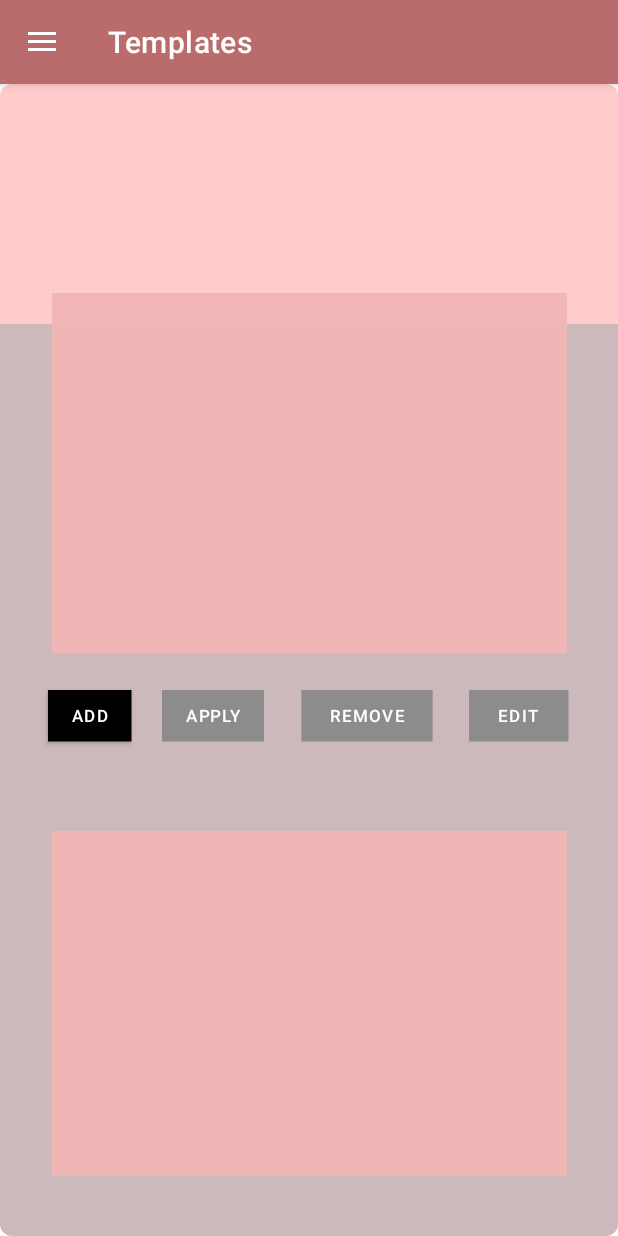
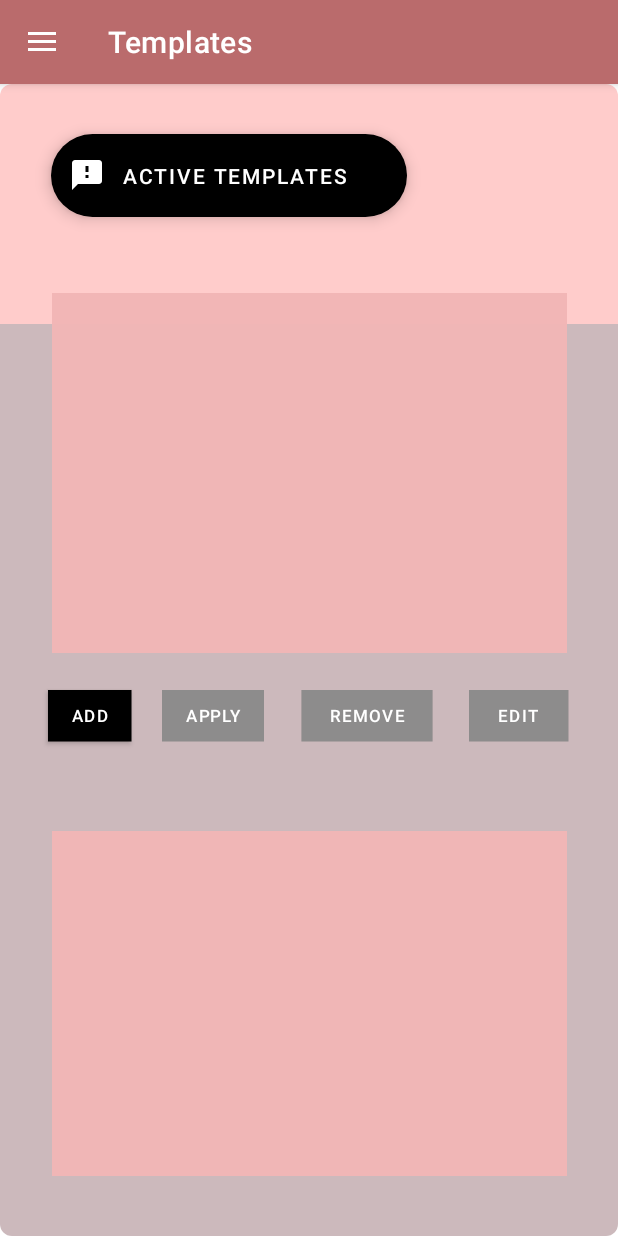
Before and after one commit to xvepkj/scheduler-android, an Android app: the screen it shows after launch (MainActivity), in the side drawer, after a tap on "TEMPLATES", on a phone screen of 412 x 824 dp. Run offline under Robolectric (Android 15) with nearby library versions, the light colour scheme and no system bars; our stand-ins replace navigation-ui; libraries missing offline, so code that uses them is left out: io.paperdb; 10 statements that could not run were skipped.

Commit message:
Minor UI changes

```diff
--- a/app/src/main/java/com/example/scheduler/ui/templates/main/TemplateFragment.kt
+++ b/app/src/main/java/com/example/scheduler/ui/templates/main/TemplateFragment.kt
@@ -7,9 +7,11 @@ import android.view.View
 import android.view.ViewGroup
 import android.widget.EditText
 import android.widget.TextView
+import android.widget.Toast
 import androidx.fragment.app.Fragment
 import androidx.lifecycle.ViewModelProvider
 import androidx.navigation.findNavController
+import androidx.navigation.fragment.findNavController
 import com.example.scheduler.MainActivity
 import com.example.scheduler.R
 import com.example.scheduler.databinding.TemplateFragmentBinding
@@ -50,6 +52,10 @@ class TemplateFragment : Fragment() {
     binding.templateApplyButton.isEnabled = false
     binding.templateEditButton.isEnabled = false
     binding.templateRemoveButton.isEnabled = false
+
+    binding.activeTemplates.setOnClickListener{
+      findNavController().navigate(R.id.action_templateFragment_to_templatePoolFragment)
+    }
     binding.templateAddButton.setOnClickListener {
       TemplateEdit=false
       templateAddViewModel.clear()
@@ -71,6 +77,8 @@ class TemplateFragment : Fragment() {
           currentlyapplied = true
       if(!currentlyapplied)
         templateViewModel.removeTemplate(applyViewModel.template)
+      else
+        Toast.makeText(context,"This template is currently applied",Toast.LENGTH_SHORT).show()
       showTemplateList(viewModel.getTemplateNames())
     }
     showTemplateList(viewModel.getTemplateNames())
--- /dev/null
+++ b/app/src/main/res/drawable/ic_baseline_feedback_24.xml
@@ -0,0 +1,10 @@
+<vector xmlns:android="http://schemas.android.com/apk/res/android"
+    android:width="24dp"
+    android:height="24dp"
+    android:viewportWidth="24"
+    android:viewportHeight="24"
+    android:tint="?attr/colorControlNormal">
+  <path
+      android:fillColor="@android:color/white"
+      android:pathData="M20,2L4,2c-1.1,0 -1.99,0.9 -1.99,2L2,22l4,-4h14c1.1,0 2,-0.9 2,-2L22,4c0,-1.1 -0.9,-2 -2,-2zM13,14h-2v-2h2v2zM13,10h-2L11,6h2v4z"/>
+</vector>
--- a/app/src/main/res/layout/event.xml
+++ b/app/src/main/res/layout/event.xml
@@ -98,6 +98,7 @@
         android:layout_marginTop="11dp"
         android:layout_marginEnd="30dp"
         android:layout_marginBottom="11dp"
+        android:textColor="#000000"
         android:visibility="gone"
         app:layout_constraintBottom_toTopOf="@+id/divider2"
         app:layout_constraintEnd_toStartOf="@+id/removeevent"
--- a/app/src/main/res/layout/template_fragment.xml
+++ b/app/src/main/res/layout/template_fragment.xml
@@ -132,4 +132,22 @@
         app:layout_constraintStart_toEndOf="@+id/templateRemoveButton"
         app:layout_constraintTop_toBottomOf="@+id/templateListScrollView"
         app:layout_constraintVertical_bias="0.0" />
+
+    <com.google.android.material.floatingactionbutton.ExtendedFloatingActionButton
+        android:id="@+id/active_templates"
+        android:layout_width="237dp"
+        android:layout_height="55dp"
+        android:layout_marginStart="34dp"
+        android:layout_marginTop="33dp"
+        android:layout_marginBottom="40dp"
+        android:clickable="true"
+        android:text="Active Templates"
+        android:textColor="#FFFFFF"
+        app:backgroundTint="#000000"
+        app:icon="@drawable/ic_baseline_feedback_24"
+        app:iconTint="#FFFFFF"
+        app:layout_constraintBottom_toTopOf="@+id/templateListScrollView"
+        app:layout_constraintStart_toStartOf="parent"
+        app:layout_constraintTop_toTopOf="parent"
+        app:layout_constraintVertical_bias="0.0" />
 </androidx.constraintlayout.widget.ConstraintLayout>
--- a/app/src/main/res/layout/template_pool_fragment.xml
+++ b/app/src/main/res/layout/template_pool_fragment.xml
@@ -9,12 +9,12 @@
 
     <ScrollView
         android:id="@+id/scrollView3"
-        android:layout_width="322dp"
-        android:layout_height="401dp"
+        android:layout_width="353dp"
+        android:layout_height="458dp"
         android:layout_marginStart="35dp"
         android:layout_marginTop="19dp"
         android:layout_marginEnd="35dp"
-        android:layout_marginBottom="150dp"
+        android:layout_marginBottom="80dp"
         app:layout_constraintBottom_toBottomOf="parent"
         app:layout_constraintEnd_toEndOf="parent"
         app:layout_constraintStart_toStartOf="parent"
--- a/app/src/main/res/navigation/nav.xml
+++ b/app/src/main/res/navigation/nav.xml
@@ -40,6 +40,9 @@
         <action
             android:id="@+id/action_templateFragment_to_templateApplyFragment"
             app:destination="@id/templateApplyFragment" />
+        <action
+            android:id="@+id/action_templateFragment_to_templatePoolFragment"
+            app:destination="@id/templatePoolFragment" />
     </fragment>
     <fragment
         android:id="@+id/templateAddFragment"
```
Also changed, not shown: app/src/main/res/layout/logger_fragment.xml (+7 -0 lines).
